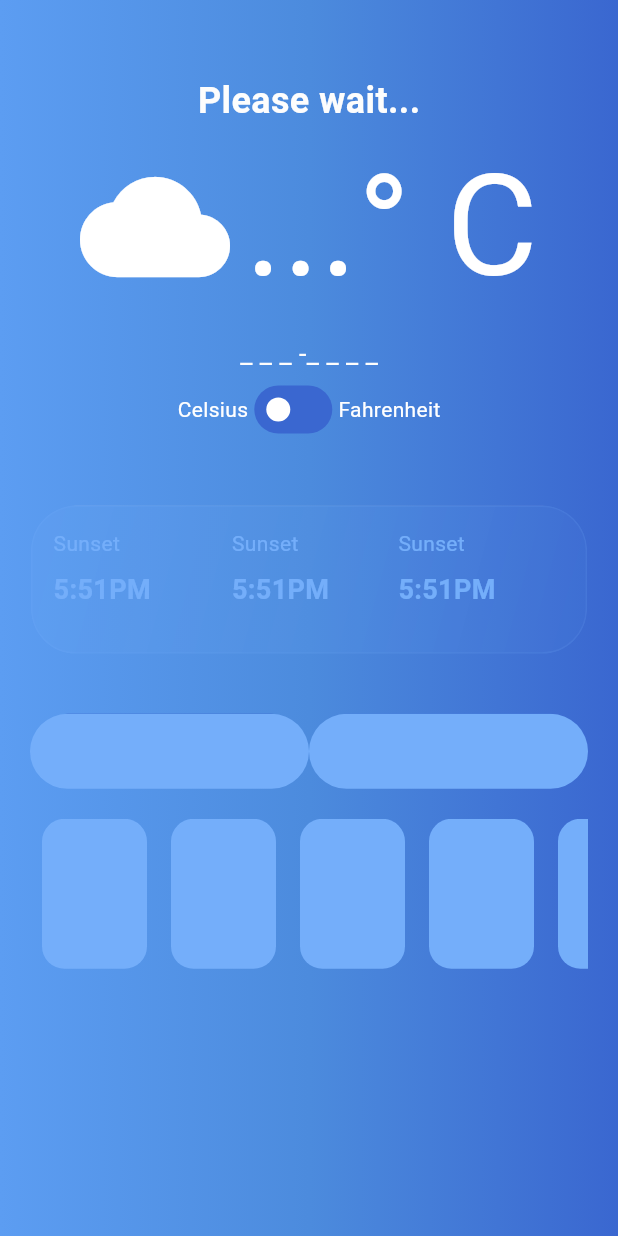
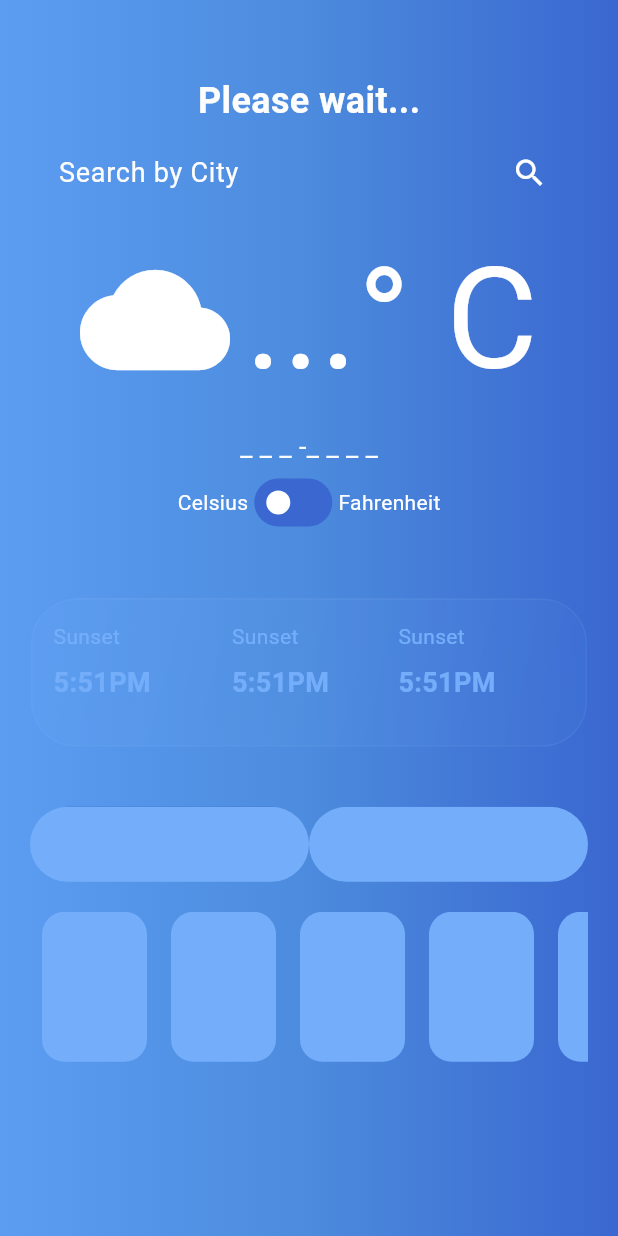
Before and after one commit to haadiyaa/weatherapp_test, a Flutter app: the screen it shows after launch, on a phone screen of 412 x 824 dp. Run offline on Flutter 3.47's test engine with Material 3 defaults, Android fonts, the phone set to English and light mode, and no system bars; drawn by our look-alikes of shimmer; our stand-ins replace bloc, flutter_bloc, geocoding, geolocator.

Commit message:
searching city option added

```diff
--- a/lib/blocs/weatherbloc/weather_event.dart
+++ b/lib/blocs/weatherbloc/weather_event.dart
@@ -14,8 +14,8 @@ class FetchForecastWeather extends WeatherEvent {
   FetchForecastWeather({required this.city});
 }
 
-// class SearchCurrentWeather extends WeatherEvent {
-//   final String city;
+class SearchCurrentWeather extends WeatherEvent {
+  final String city;
 
-//   SearchCurrentWeather({required this.city});
-// }
+  SearchCurrentWeather({required this.city});
+}
--- a/lib/blocs/weatherbloc/weather_state.dart
+++ b/lib/blocs/weatherbloc/weather_state.dart
@@ -1,26 +1,43 @@
 part of 'weather_bloc.dart';
 
+enum Weather { search, current, inittial }
+
 class WeatherState {
+  final Weather weather;
   final WeatherCurrentModel? weatherCurrentModel;
   final WeatherCurrentModel? searchCurrentWeather;
   final ForecastWeatherModel? weatherModel;
   final String? location;
 
-  WeatherState({this.weatherCurrentModel, this.weatherModel,this.searchCurrentWeather,this.location});
+  WeatherState({
+    this.weatherCurrentModel,
+    this.weatherModel,
+    this.searchCurrentWeather,
+    this.location,
+    this.weather = Weather.inittial,
+  });
 
   WeatherState copyWith({
     WeatherCurrentModel? weatherCurrentModel,
     ForecastWeatherModel? weatherModel,
     WeatherCurrentModel? searchCurrentWeather,
-  String? location,
+    String? location,
+    Weather? weather,
   }) {
     return WeatherState(
       weatherCurrentModel: weatherCurrentModel ?? this.weatherCurrentModel,
       weatherModel: weatherModel ?? this.weatherModel,
       searchCurrentWeather: searchCurrentWeather ?? this.searchCurrentWeather,
-      location: location??this.location,
+      location: location ?? this.location,
+      weather: weather??this.weather,
     );
   }
 }
 
-// final class WeatherInitial extends WeatherState {}
+class WeatherCurrentState extends WeatherState {
+  WeatherCurrentState({super.weatherCurrentModel});
+}
+
+class SearchCurrentState extends WeatherState {
+  SearchCurrentState({super.searchCurrentWeather});
+}
--- a/lib/view/screens/homepage.dart
+++ b/lib/view/screens/homepage.dart
@@ -14,6 +14,7 @@ import 'package:weatherapp_zeoptic/view/widgets/description.dart';
 import 'package:weatherapp_zeoptic/view/widgets/loaders/forecastshimmer.dart';
 import 'package:weatherapp_zeoptic/view/widgets/loaders/todaytomorrowshimmer.dart';
 import 'package:weatherapp_zeoptic/view/widgets/locationwidget.dart';
+import 'package:weatherapp_zeoptic/view/widgets/searchbar.dart';
 import 'package:weatherapp_zeoptic/view/widgets/temperature.dart';
 import 'package:weatherapp_zeoptic/view/widgets/valuestile.dart';
 
@@ -75,39 +76,16 @@ class _HomePageState extends State<HomePage> {
             children: [
               const SizedBox(height: 30),
               LocationWidget(),
-              // TextField(
-              //   onTapOutside: (event) => FocusScope.of(context).unfocus(),
-              //   style: MyAppTextStyles.subtitle.copyWith(
-              //     fontSize: 28,
-              //     fontWeight: FontWeight.bold,
-              //   ),
-              //   onTap: (){print('tapped');},
-              //   controller: locationText,
-              //   decoration: InputDecoration(
-              //     contentPadding: const EdgeInsets.symmetric(vertical: 10,horizontal: 15),
-              //     labelStyle: MyAppTextStyles.subtitle,
-              //     labelText: 'Search by City',
-              //     suffixIcon: IconButton(
-              //       onPressed: () {
-              //         print('searched');
-              //         // FocusScope.of(context).unfocus();
-              //         BlocProvider.of<WeatherBloc>(context).add(FetchCurrentWeather(city: locationText.text));
-              //         locationText.clear();
-              //       },
-              //       icon: const Icon(Icons.search),
-              //       color: MyAppColors.forecastText,
-              //     ),
-              //     enabledBorder:
-              //         const OutlineInputBorder(borderSide: BorderSide.none),
-              //     focusedBorder: const UnderlineInputBorder(
-              //       borderSide: BorderSide(color: MyAppColors.forecastText),
-              //     ),
-              //   ),
-              // ),
+              MySearchBar(size: size, locationText: locationText),
               BlocBuilder<WeatherBloc, WeatherState>(
                 builder: (context, state) {
-                  if (state.weatherCurrentModel != null) {
+                  if (state.weather==Weather.current) {
                     final temp = state.weatherCurrentModel!;
+
+                    return Temperature(temp: temp);
+                  }
+                  if (state.weather==Weather.search) {
+                    final temp = state.searchCurrentWeather!;
 
                     return Temperature(temp: temp);
                   }
@@ -126,8 +104,12 @@ class _HomePageState extends State<HomePage> {
               const SizedBox(height: 5),
               BlocBuilder<WeatherBloc, WeatherState>(
                 builder: (context, state) {
-                  if (state.weatherCurrentModel != null) {
+                  if (state.weather==Weather.current) {
                     final desc = state.weatherCurrentModel!;
+                    return Description(desc: desc);
+                  }
+                  if (state.weather==Weather.search) {
+                    final desc = state.searchCurrentWeather!;
                     return Description(desc: desc);
                   }
                   return const Text(
@@ -148,8 +130,12 @@ class _HomePageState extends State<HomePage> {
               ),
               BlocBuilder<WeatherBloc, WeatherState>(
                 builder: (context, state) {
-                  if (state.weatherCurrentModel != null) {
+                  if (state.weather==Weather.current) {
                     final data = state.weatherCurrentModel!;
+                    return ValuesTile(size: size, data: data);
+                  }
+                  if (state.weather==Weather.search) {
+                    final data = state.searchCurrentWeather!;
                     return ValuesTile(size: size, data: data);
                   }
                   return TodayTomorrw(size: size);
--- /dev/null
+++ b/lib/view/widgets/searchbar.dart
@@ -0,0 +1,73 @@
+
+import 'package:flutter/material.dart';
+import 'package:flutter_bloc/flutter_bloc.dart';
+import 'package:weatherapp_zeoptic/blocs/weatherbloc/weather_bloc.dart';
+import 'package:weatherapp_zeoptic/utils/appcolors.dart.dart';
+import 'package:weatherapp_zeoptic/utils/apptextstyles.dart';
+
+class MySearchBar extends StatefulWidget {
+  const MySearchBar({
+    super.key,
+    required this.size,
+    required this.locationText,
+  });
+
+  final Size size;
+  final TextEditingController locationText;
+
+  @override
+  State<MySearchBar> createState() => _MySearchBarState();
+}
+
+class _MySearchBarState extends State<MySearchBar> {
+  final GlobalKey<FormState> key = GlobalKey<FormState>();
+
+  @override
+  Widget build(BuildContext context) {
+    return Form(
+      key: key,
+      child: Row(
+        children: [
+          SizedBox(
+            width: widget.size.width * 0.75,
+            child: TextField(
+              onTapOutside: (event) => FocusScope.of(context).unfocus(),
+              style: MyAppTextStyles.subtitle.copyWith(
+                fontSize: 28,
+                fontWeight: FontWeight.bold,
+              ),
+              onTap: () {
+                print('tapped');
+              },
+              controller: widget.locationText,
+              decoration: const InputDecoration(
+                contentPadding:
+                    EdgeInsets.symmetric(vertical: 10, horizontal: 15),
+                labelStyle: MyAppTextStyles.subtitle,
+                labelText: 'Search by City',
+                enabledBorder:
+                    OutlineInputBorder(borderSide: BorderSide.none),
+                focusedBorder: UnderlineInputBorder(
+                  borderSide: BorderSide(color: MyAppColors.forecastText),
+                ),
+              ),
+            ),
+          ),
+          IconButton(
+            onPressed: () {
+              if (key.currentState!.validate()) {
+                print('searched');
+                FocusScope.of(context).unfocus();
+                BlocProvider.of<WeatherBloc>(context)
+                    .add(SearchCurrentWeather(city: widget.locationText.text));
+                widget.locationText.clear();
+              }
+            },
+            icon: const Icon(Icons.search),
+            color: MyAppColors.forecastText,
+          ),
+        ],
+      ),
+    );
+  }
+}
```
Also changed, not shown: lib/blocs/weatherbloc/weather_bloc.dart (+29 -28 lines).
